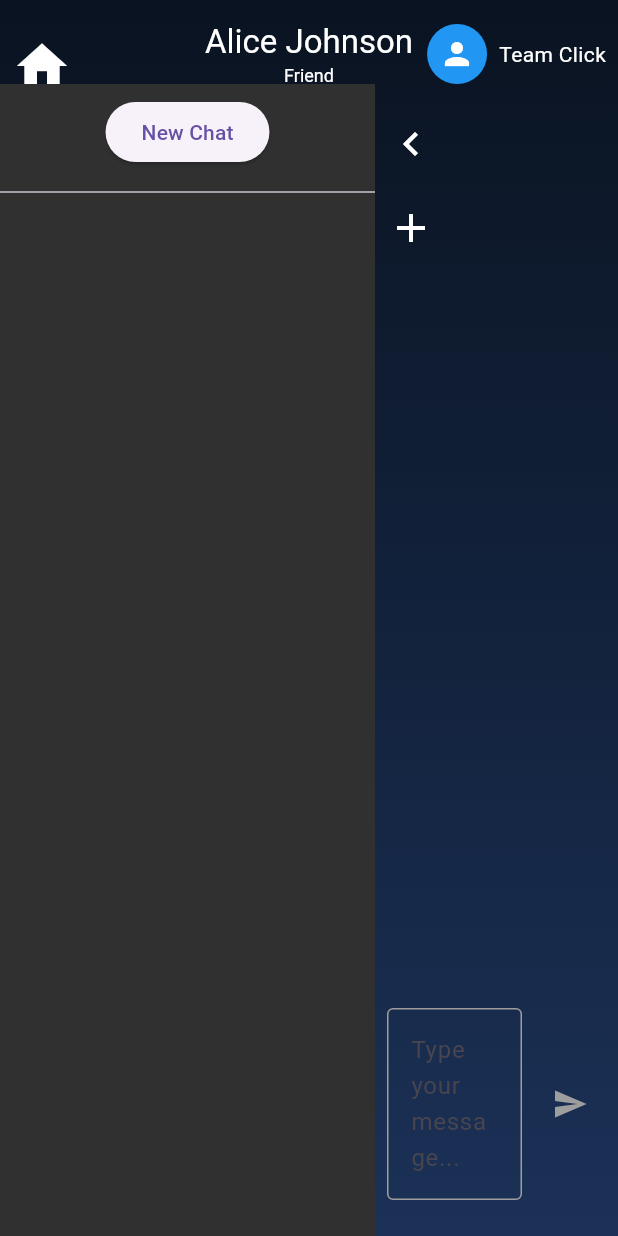
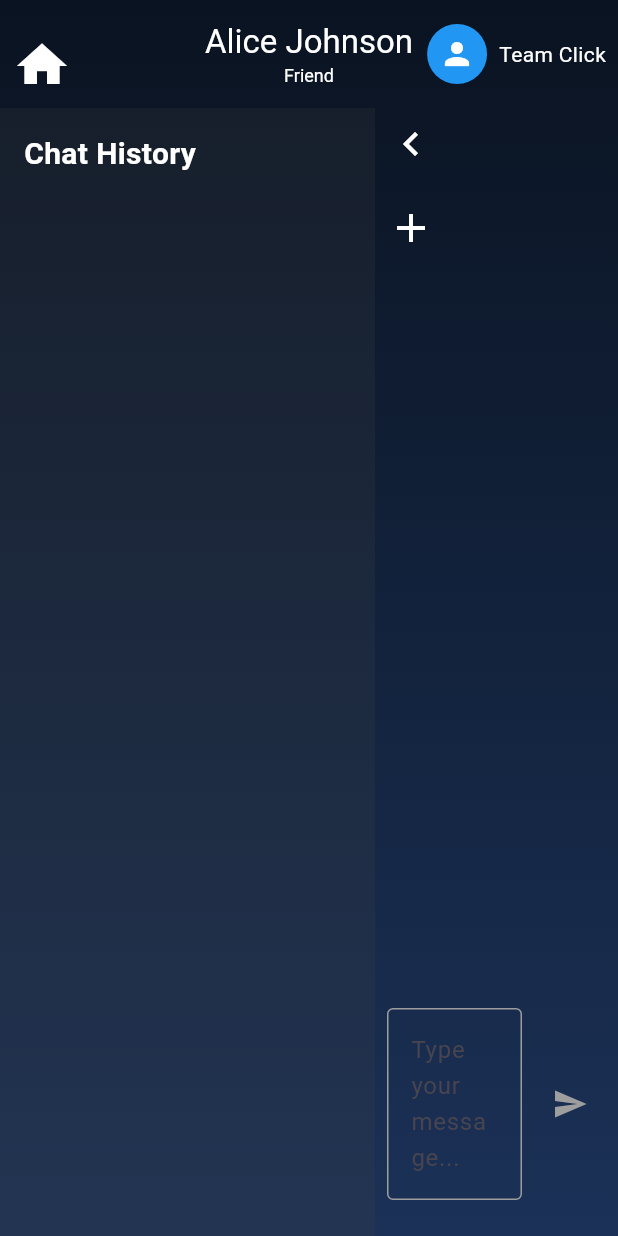
Before and after one commit to KexinWei/Senti, a Flutter app: the screen it shows after launch, after a tap on "Alice Johnson", after a tap on the "keyboard arrow right" icon, on a phone screen of 412 x 824 dp. Run offline on Flutter 3.47's test engine with Material 3 defaults, Android fonts, the phone set to English and light mode, and no system bars.

Commit message:
modified side bar ui

```diff
--- a/frontend/lib/components/chat_conversation_view.dart
+++ b/frontend/lib/components/chat_conversation_view.dart
@@ -1,5 +1,4 @@
 import 'package:flutter/material.dart';
-import 'package:intl/intl.dart'; // For date formatting
 import '../models/people.dart';
 import '../models/chat_session.dart';
 import '../models/message.dart';
@@ -60,21 +59,19 @@ class _ChatConversationViewState extends State<ChatConversationView> {
 
     setState(() {
       final now = DateTime.now();
-      final formattedDate = DateFormat(defaultDatetimeFormat).format(now);
 
       // If no session is active, create a new one.
       if (_currentSession == null) {
         _currentSession = ChatSession(
           sessionId: UniqueKey().toString(),
-          title: "Chat with ${widget.people.name} ## $formattedDate",
+          title: "Chat with ${widget.people.name}",
           lastMessageTime: now,
           messages: [],
         );
       } else {
         // Update the session's last message time and title.
         _currentSession!.lastMessageTime = now;
-        _currentSession!.title =
-            "Chat with ${widget.people.name} ## $formattedDate";
+        _currentSession!.title = "Chat with ${widget.people.name}";
       }
 
       // Create a new message (you can customize the sender logic as needed).
@@ -110,12 +107,13 @@ class _ChatConversationViewState extends State<ChatConversationView> {
     });
   }
 
-  void _loadSession(String sessionTitle) {
+  void _loadSession(String sessionId) {
     setState(() {
       _currentSession = _sessionHistory.firstWhere(
-        (session) => session.title == sessionTitle,
+        (session) => session.sessionId == sessionId,
         orElse:
-            () => _currentSession!, // or handle not found case appropriately
+            () =>
+                _currentSession!, // Optionally handle the case where the session is not found.
       );
     });
   }
@@ -127,11 +125,6 @@ class _ChatConversationViewState extends State<ChatConversationView> {
   //   // Optionally, clear the text field after sending
   //   widget.chatController.clear();
   // }
-
-  /// Get a list of session titles for the left sidebar.
-  List<String> get _chatHistoryTitles {
-    return _sessionHistory.map((session) => session.title).toList();
-  }
 
   void dispose() {
     widget.chatController.removeListener(_onTextChanged);
@@ -146,7 +139,7 @@ class _ChatConversationViewState extends State<ChatConversationView> {
           SafeArea(
             child: LeftSidebar(
               // Pass the list of session titles.
-              chatHistory: _chatHistoryTitles,
+              chatHistory: _sessionHistory,
               currentPeople: widget.people,
               // When "New Chat" is pressed in the sidebar, finish current session.
               onNewChat: (people) => _startNewChat(people),
@@ -154,6 +147,7 @@ class _ChatConversationViewState extends State<ChatConversationView> {
               onSessionSelected: (sessionTitle) {
                 _loadSession(sessionTitle);
               },
+              currentSessionId: _currentSession?.sessionId,
             ),
           ),
         Expanded(
--- a/frontend/lib/components/left_sidebar.dart
+++ b/frontend/lib/components/left_sidebar.dart
@@ -1,54 +1,43 @@
+// 1. Update imports at the top to import the new ChatSession model.
 import 'package:flutter/material.dart';
 import 'package:intl/intl.dart';
 import '../models/people.dart';
+import '../models/chat_session.dart'; // <-- Added import for the new session model
 
 final String defaultDatetimeFormat = 'yyyy-MM-dd HH:mm:ss';
 
-/// A simple class to parse session strings.
-class SessionWithDate {
-  final String fullTitle;  // e.g., "Chat with Alice ## 2023-03-15 14:20"
-  final String mainTitle;  // e.g., "Chat with Alice"
-  final DateTime date;     // Parsed date
+/// Remove the old SessionWithDate class since ChatSession is now defined in the models folder.
+// You can delete the following class if no longer needed:
+//
+// class SessionWithDate {
+//   final String fullTitle;
+//   final String mainTitle;
+//   final DateTime date;
+//
+//   SessionWithDate({
+//     required this.fullTitle,
+//     required this.mainTitle,
+//     required this.date,
+//   });
+// }
 
-  SessionWithDate({
-    required this.fullTitle,
-    required this.mainTitle,
-    required this.date,
-  });
-}
-
+// 1. Update the LeftSidebar widget definition to accept the new parameter.
 class LeftSidebar extends StatelessWidget {
-
-  final List<String> chatHistory;
+  final List<ChatSession> chatHistory;
   final People currentPeople;
   final Function(People) onNewChat;
   final Function(String) onSessionSelected;
+  final String? currentSessionId; // New parameter
 
   const LeftSidebar({
     required this.chatHistory,
     required this.currentPeople,
     required this.onNewChat,
     required this.onSessionSelected,
+    this.currentSessionId, // Optional parameter to indicate selected session
   });
 
-  /// Parse a session string (e.g. "Chat with Alice ## 2023-03-15 14:20")
-  SessionWithDate _parseSessionTitle(String fullTitle) {
-    final splitted = fullTitle.split('##');
-    if (splitted.length == 2) {
-      final mainPart = splitted[0].trim();
-      final dateString = splitted[1].trim();
-      try {
-        final date = DateFormat(defaultDatetimeFormat).parse(dateString);
-        return SessionWithDate(fullTitle: fullTitle, mainTitle: mainPart, date: date);
-      } catch (e) {
-        return SessionWithDate(fullTitle: fullTitle, mainTitle: mainPart, date: DateTime.now());
-      }
-    } else {
-      return SessionWithDate(fullTitle: fullTitle, mainTitle: fullTitle, date: DateTime.now());
-    }
-  }
-
-  /// Determine the section name based on the date.
+  /// Determine the section name based on the last message time.
   String _getSectionName(DateTime date) {
     final now = DateTime.now();
     final startOfToday = DateTime(now.year, now.month, now.day);
@@ -68,13 +57,13 @@ class LeftSidebar extends StatelessWidget {
 
   @override
   Widget build(BuildContext context) {
-    // Parse session strings.
-    final sessionList = chatHistory.map((title) => _parseSessionTitle(title)).toList();
+    // 3. Use the provided chatHistory directly as a list of ChatSession objects.
+    final sessionList = chatHistory;
 
     // Group sessions by section.
-    Map<String, List<SessionWithDate>> grouped = {};
+    Map<String, List<ChatSession>> grouped = {};
     for (var s in sessionList) {
-      final sectionName = _getSectionName(s.date);
+      final sectionName = _getSectionName(s.lastMessageTime);
       grouped.putIfAbsent(sectionName, () => []).add(s);
     }
 
@@ -89,19 +78,26 @@ class LeftSidebar extends StatelessWidget {
     }
 
     return Container(
+      margin: EdgeInsets.only(top: 16.0),
       width: 250,
-      color: Colors.grey[850],
+      // Instead of using withOpacity, construct a color directly (if needed):
+      color: Color.fromRGBO(66, 66, 66, 0.2),
+      child: SafeArea(
         child: Column(
+          crossAxisAlignment: CrossAxisAlignment.start,
           children: [
-          // New Chat button.
+            // Title for the sidebar.
             Padding(
-            padding: const EdgeInsets.all(8.0),
-            child: ElevatedButton(
-              child: Text("New Chat"),
-              onPressed: () => onNewChat(currentPeople),
+              padding: const EdgeInsets.all(16.0),
+              child: Text(
+                'Chat History',
+                style: TextStyle(
+                  fontSize: 20,
+                  fontWeight: FontWeight.bold,
+                  color: Colors.white,
                 ),
               ),
-          Divider(),
+            ),
             Expanded(
               child: ListView.builder(
                 itemCount: items.length,
@@ -110,7 +106,10 @@ class LeftSidebar extends StatelessWidget {
                   if (item is String) {
                     // Section header.
                     return Padding(
-                    padding: const EdgeInsets.symmetric(vertical: 4.0, horizontal: 16.0),
+                      padding: const EdgeInsets.symmetric(
+                        vertical: 4.0,
+                        horizontal: 16.0,
+                      ),
                       child: Text(
                         item,
                         style: TextStyle(
@@ -119,11 +118,29 @@ class LeftSidebar extends StatelessWidget {
                         ),
                       ),
                     );
-                } else if (item is SessionWithDate) {
+                  } else if (item is ChatSession) {
+                    bool isSelected =
+                        (currentSessionId != null &&
+                            item.sessionId == currentSessionId);
                     return ListTile(
-                    title: Text(item.mainTitle),
-                    subtitle: Text(DateFormat(defaultDatetimeFormat).format(item.date)),
-                    onTap: () => onSessionSelected(item.fullTitle),
+                      title: Text(
+                        item.title,
+                        style: TextStyle(
+                          color: isSelected ? Colors.blue : Colors.white,
+                        ),
+                      ),
+                      subtitle: Text(
+                        DateFormat(
+                          defaultDatetimeFormat,
+                        ).format(item.lastMessageTime),
+                        style: TextStyle(
+                          color:
+                              isSelected
+                                  ? Colors.blue.shade200
+                                  : Colors.white70,
+                        ),
+                      ),
+                      onTap: () => onSessionSelected(item.sessionId),
                     );
                   } else {
                     return SizedBox.shrink();
@@ -133,6 +150,7 @@ class LeftSidebar extends StatelessWidget {
             ),
           ],
         ),
+      ),
     );
   }
 }
```
Lines whose indentation alone changed are shown as unchanged.
